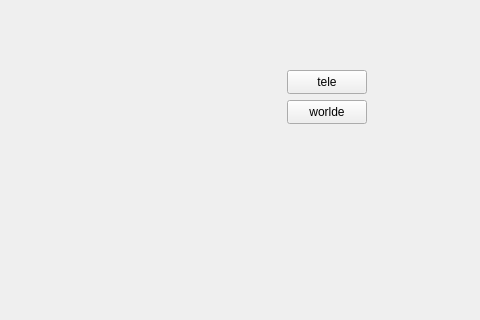
Above: SemiConsole/mainwindow.ui from GachiRex/Zork_S4IR before the change; both pictures show x 823 to 1303 and y 0 to 320 of the 1303 by 688 pixel window. Below: the same form after it.
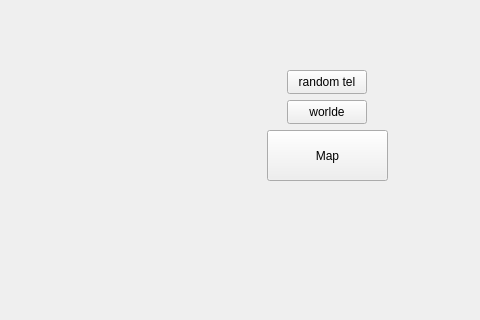
That is the form after the change.

Commit message:
Direction/Map/RandomTp Buttons
Boutons de navigation, de la carte et de la téléportation aléatoire ajoutés. Reste à savoir comment adapter la fenêtre pour la fonction wordle avant de commencer à développer le jeu en lui-même

[Eng] Buttons for navigation, map display and random teleportation added. Must know how I'll adapt the mainwindow for the wordle function before beginning to actually code the game itself

Patch:
```diff
--- a/SemiConsole/mainwindow.ui
+++ b/SemiConsole/mainwindow.ui
@@ -167,7 +167,7 @@
      </rect>
     </property>
     <property name="text">
-     <string>tele</string>
+     <string>random tel</string>
     </property>
    </widget>
    <widget class="QPushButton" name="pushButton_8">
@@ -183,6 +183,19 @@
      <string>worlde</string>
     </property>
    </widget>
+   <widget class="QPushButton" name="pushButton_9">
+    <property name="geometry">
+     <rect>
+      <x>1090</x>
+      <y>130</y>
+      <width>121</width>
+      <height>51</height>
+     </rect>
+    </property>
+    <property name="text">
+     <string>Map</string>
+    </property>
+   </widget>
   </widget>
   <widget class="QMenuBar" name="menubar">
    <property name="geometry">
```
The commit also changes 5 other files.
